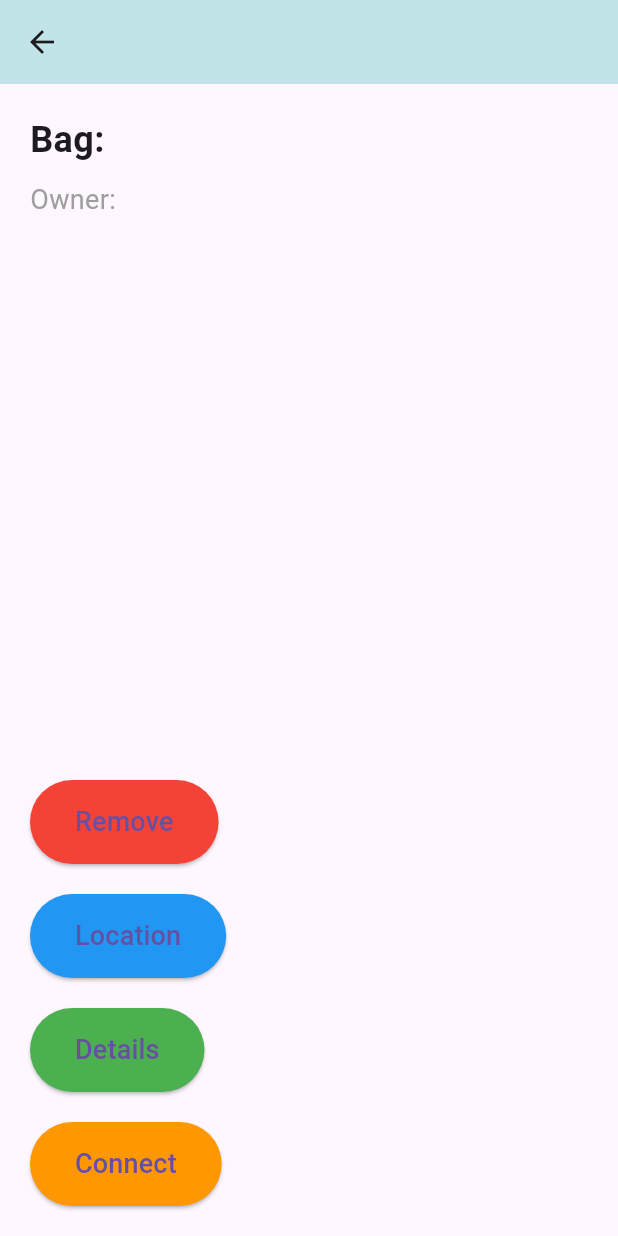
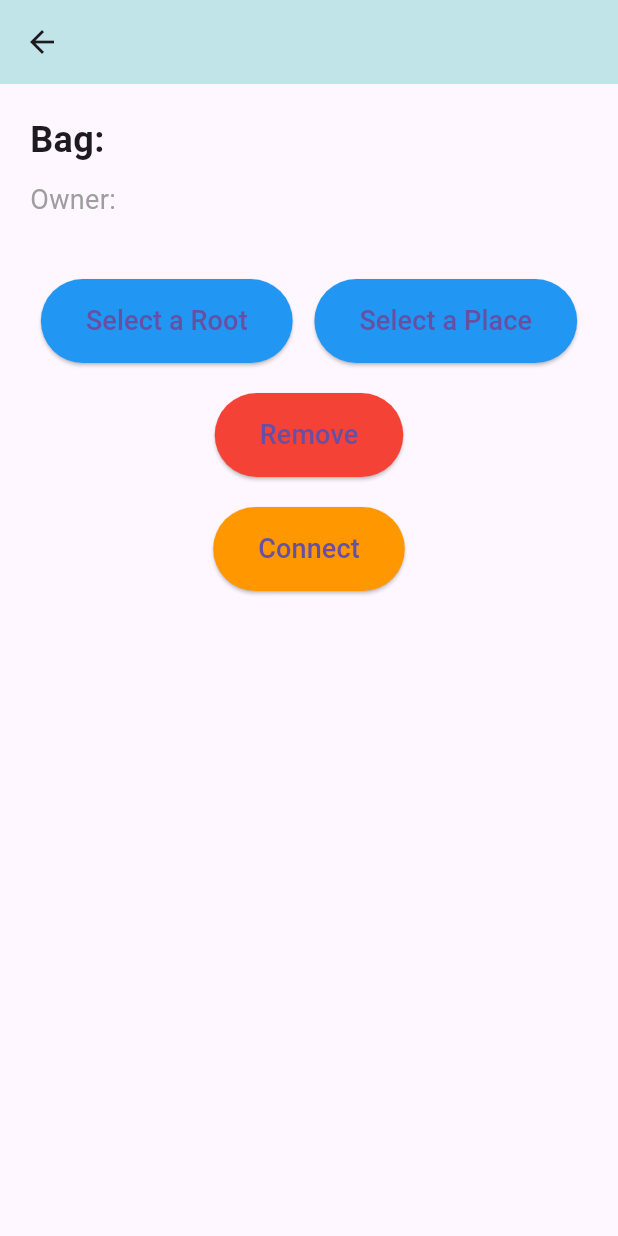
Before and after one commit to KaveeshYoshitha/GuardianX, a Flutter app: the BagDetailsPage screen opened directly with empty values, on a phone screen of 412 x 824 dp. Run offline on Flutter 3.47's test engine with Material 3 defaults, Android fonts, the phone set to English and light mode, and no system bars; our stand-ins replace cloud_firestore, firebase_auth, firebase_core, firebase_database; accounts and stored records are empty.

Commit message:
commited by ky

```diff
--- a/lib/bag_details_page.dart
+++ b/lib/bag_details_page.dart
@@ -1,4 +1,5 @@
 import 'package:flutter/material.dart';
+import 'package:guardianx/select_place.dart';
 
 class BagDetailsPage extends StatelessWidget {
   final String bagName;
@@ -16,7 +17,6 @@ class BagDetailsPage extends StatelessWidget {
   Widget build(BuildContext context) {
     return Scaffold(
       appBar: AppBar(
-        title: Text(bagName),
         backgroundColor: const Color(0xFFC1E4E9),
       ),
       body: Padding(
@@ -34,10 +34,47 @@ class BagDetailsPage extends StatelessWidget {
               'Owner: $ownerName',
               style: const TextStyle(fontSize: 18, color: Colors.grey),
             ),
-            const Spacer(),
+            const SizedBox(height: 40),
+
+            Row(
+              mainAxisAlignment: MainAxisAlignment.spaceAround,
+              children: [
+                ElevatedButton(
+                  onPressed: () {},
+                  style: ElevatedButton.styleFrom(
+                    backgroundColor: Colors.blue,
+                    padding: const EdgeInsets.symmetric(
+                        vertical: 15, horizontal: 30),
+                  ),
+                  child: const Text(
+                    'Select a Root',
+                    style: TextStyle(fontSize: 18),
+                  ),
+                ),
+                ElevatedButton(
+                  onPressed: () {
+                    Navigator.push(context,
+                        MaterialPageRoute(builder: (context) {
+                      return const SelectPlace();
+                    }));
+                  },
+                  style: ElevatedButton.styleFrom(
+                    backgroundColor: Colors.blue,
+                    padding: const EdgeInsets.symmetric(
+                        vertical: 15, horizontal: 30),
+                  ),
+                  child: const Text(
+                    'Select a Place',
+                    style: TextStyle(fontSize: 18),
+                  ),
+                ),
+              ],
+            ),
+            const SizedBox(height: 20),
 
             // Remove Bag Button
-            ElevatedButton(
+            Center(
+              child: ElevatedButton(
                 onPressed: onRemoveBag,
                 style: ElevatedButton.styleFrom(
                   backgroundColor: Colors.red,
@@ -49,50 +86,12 @@ class BagDetailsPage extends StatelessWidget {
                   style: TextStyle(fontSize: 18),
                 ),
               ),
-            const SizedBox(height: 20),
-
-            // See Location Button
-            ElevatedButton(
-              onPressed: () {
-                // Implement location feature here
-                ScaffoldMessenger.of(context).showSnackBar(
-                  const SnackBar(content: Text('See location button clicked')),
-                );
-              },
-              style: ElevatedButton.styleFrom(
-                backgroundColor: Colors.blue,
-                padding:
-                    const EdgeInsets.symmetric(vertical: 15, horizontal: 30),
-              ),
-              child: const Text(
-                'Location',
-                style: TextStyle(fontSize: 18),
-              ),
-            ),
-            const SizedBox(height: 20),
-
-            // Bag Details Button
-            ElevatedButton(
-              onPressed: () {
-                // Implement bag details feature here
-                ScaffoldMessenger.of(context).showSnackBar(
-                  const SnackBar(content: Text('Bag details button clicked')),
-                );
-              },
-              style: ElevatedButton.styleFrom(
-                backgroundColor: Colors.green,
-                padding:
-                    const EdgeInsets.symmetric(vertical: 15, horizontal: 30),
-              ),
-              child: const Text(
-                'Details',
-                style: TextStyle(fontSize: 18),
-              ),
             ),
             const SizedBox(height: 20),
 
             // Connect to IoT Device Button
-            ElevatedButton(
+            Center(
+              child: ElevatedButton(
                 onPressed: () {
                   // Implement IoT connection feature here
                   ScaffoldMessenger.of(context).showSnackBar(
@@ -110,6 +109,7 @@ class BagDetailsPage extends StatelessWidget {
                   style: TextStyle(fontSize: 18),
                 ),
               ),
+            ),
           ],
         ),
       ),
--- a/lib/main.dart
+++ b/lib/main.dart
@@ -15,9 +15,14 @@ void main() async {
   runApp(const MyApp());
 }
 
-class MyApp extends StatelessWidget {
+class MyApp extends StatefulWidget {
   const MyApp({super.key});
 
+  @override
+  State<MyApp> createState() => _MyAppState();
+}
+
+class _MyAppState extends State<MyApp> {
   @override
   Widget build(BuildContext context) {
     return const MaterialApp(
--- a/pubspec.yaml
+++ b/pubspec.yaml
@@ -40,6 +40,8 @@ dependencies:
   firebase_database: ^11.3.1
   firebase_auth: ^5.4.1
   google_sign_in: ^6.2.2
+  google_maps_flutter: ^2.10.0
+  flutter_polyline_points: ^2.1.0
 
 dev_dependencies:
   flutter_test:
@@ -50,7 +52,7 @@ dev_dependencies:
   # activated in the `analysis_options.yaml` file located at the root of your
   # package. See that file for information about deactivating specific lint
   # rules and activating additional ones.
-  flutter_lints: ^4.0.0
+  flutter_lints: ^5.0.0
 
 # For information on the generic Dart part of this file, see the
 # following page: https://dart.dev/tools/pub/pubspec
```
Also changed, not shown: lib/add_bag_popup.dart (+27 -11 lines), lib/home_screen.dart (+33 -44 lines), lib/firebase_options.dart, pubspec.lock, 6 other files. Lines whose indentation alone changed are shown as unchanged.
